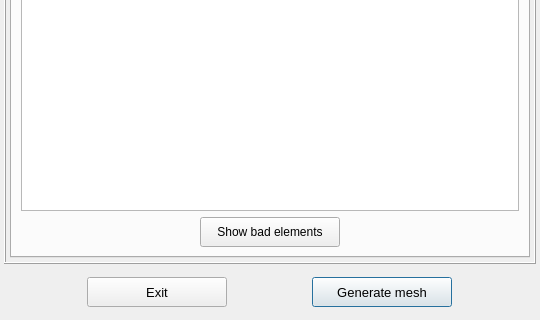
The window that vibra/interface/data/ui_files/mesh/mesher_setup.ui (MOPT-UFSC/VIBRA) describes before a commit, drawn with Qt 5; both pictures show x 0 to 540 and y 240 to 560 of the 540 by 560 pixel window.
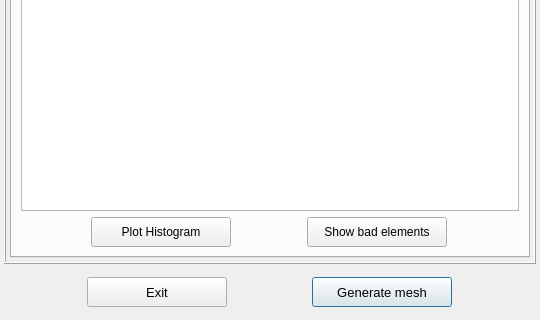
The same window after the commit. The open tabs and pages were chosen to show the change.

Commit message: working plot of parameter histogram

The edit to the form file:
```diff
--- a/vibra/interface/data/ui_files/mesh/mesher_setup.ui
+++ b/vibra/interface/data/ui_files/mesh/mesher_setup.ui
@@ -1389,7 +1389,34 @@
             </column>
            </widget>
           </item>
-          <item alignment="Qt::AlignmentFlag::AlignHCenter">
+          <item>
+           <layout class="QHBoxLayout" name="horizontalLayout">
+            <item>
+             <widget class="QPushButton" name="pushButton_plot_histogram">
+              <property name="enabled">
+               <bool>true</bool>
+              </property>
+              <property name="minimumSize">
+               <size>
+                <width>140</width>
+                <height>30</height>
+               </size>
+              </property>
+              <property name="maximumSize">
+               <size>
+                <width>140</width>
+                <height>16777215</height>
+               </size>
+              </property>
+              <property name="text">
+               <string>Plot Histogram</string>
+              </property>
+              <property name="autoDefault">
+               <bool>false</bool>
+              </property>
+             </widget>
+            </item>
+            <item>
            <widget class="QPushButton" name="pushButton_show_bad_elements">
             <property name="enabled">
              <bool>true</bool>
@@ -1413,6 +1440,8 @@
              <bool>false</bool>
             </property>
            </widget>
+            </item>
+           </layout>
           </item>
          </layout>
         </widget>
```
Left out of the diff: 2 changed lines with no effect on the pictures. Lines whose indentation alone changed are shown as unchanged. The commit also changes 2 other files.
